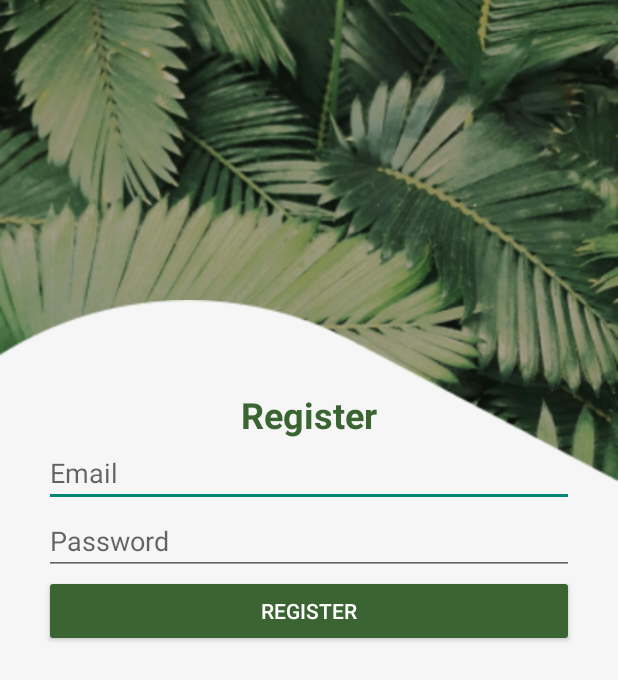
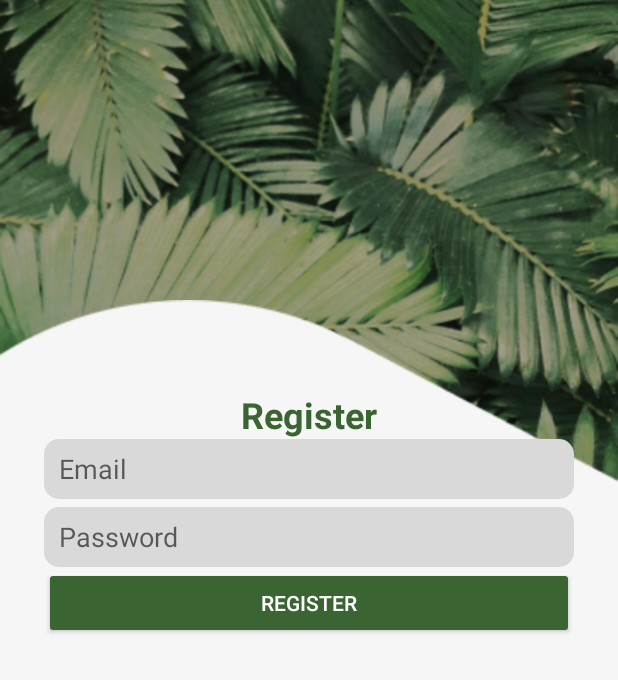
Before and after one commit to panduwjaya/Sistem-Cerdas-Rekomendasi-Tanaman, an Android app: the RegisterActivity screen opened directly, with no data from a screen before it, on a phone screen of 412 x 824 dp. Shown: the top 680 px of the screen. Run offline under Robolectric (Android 15) with nearby library versions, the phone set to English and light mode, and no system bars; our stand-ins replace CircleImageView, Firebase (no records; nobody signed in at launch, a user with empty details on screens opened directly).

Commit message:
update - register,login,profile

```diff
--- /dev/null
+++ b/app/src/main/res/drawable/ed_custom.xml
@@ -0,0 +1,6 @@
+<?xml version="1.0" encoding="utf-8"?>
+<shape android:shape="rectangle"
+    xmlns:android="http://schemas.android.com/apk/res/android">
+    <solid android:color="#D9D9D9"/>
+    <corners android:radius="10dp"/>
+</shape>
--- a/app/src/main/res/layout/activity_register.xml
+++ b/app/src/main/res/layout/activity_register.xml
@@ -28,9 +28,11 @@
             app:layout_constraintTop_toTopOf="parent" />
 
         <EditText
+            android:background="@drawable/ed_custom"
             android:id="@+id/register_ed_email"
+            android:paddingStart="10dp"
             android:layout_width="match_parent"
-            android:layout_height="wrap_content"
+            android:layout_height="40dp"
             android:layout_marginHorizontal="29dp"
             android:hint="@string/email"
             android:inputType="textEmailAddress"
@@ -42,7 +44,10 @@
         <EditText
             android:id="@+id/register_ed_password"
             android:layout_width="match_parent"
-            android:layout_height="wrap_content"
+            android:paddingStart="10dp"
+            android:background="@drawable/ed_custom"
+            android:layout_height="40dp"
+            android:layout_marginTop="5dp"
             android:layout_marginHorizontal="29dp"
             android:hint="@string/password"
             android:inputType="textPassword"
@@ -54,7 +59,7 @@
 
         <Button
             android:id="@+id/register_button"
-            android:layout_width="0dp"
+            android:layout_width="match_parent"
             android:layout_height="wrap_content"
             android:layout_marginHorizontal="29dp"
             android:backgroundTint="@color/green"
```
Also changed, not shown: app/src/main/res/layout/activity_login.xml (+29 -23 lines), app/src/main/res/layout/activity_reset_password.xml (+12 -12 lines), app/src/main/res/layout/fragment_profile.xml (+6 -1 lines).
